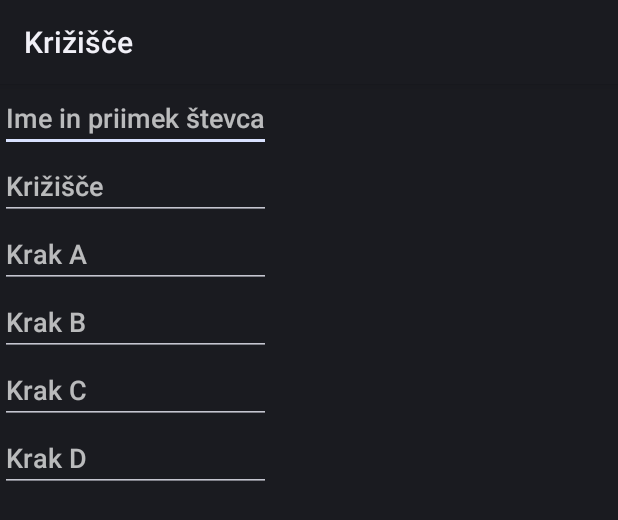
After one commit to majcn/android-crossroad, an Android app: the layout dialog_names.xml on its own in the app's theme, with its tools: preview values and no code run, on a phone screen of 412 x 824 dp. The commit adds this screen. Shown: the top 520 px of the screen. Run offline under Robolectric (Android 15) with nearby library versions, the phone set to English and light mode, and no system bars.

Commit message:
change icon, name roads,...

```diff
--- a/src/main/AndroidManifest.xml
+++ b/src/main/AndroidManifest.xml
@@ -27,7 +27,8 @@
         </activity>
         <activity
             android:name="si.majcn.krizisce.CrossroadActivity"
-            android:label="@string/title_activity_menu" >
+            android:label="@string/title_activity_menu"
+	    android:screenOrientation="landscape" >
         </activity>
         <activity
             android:name="si.majcn.krizisce.CrossroadChooserActivity"
--- a/src/main/java/si/majcn/krizisce/utils/VehiclePass.java
+++ b/src/main/java/si/majcn/krizisce/utils/VehiclePass.java
@@ -43,6 +43,10 @@ public class VehiclePass {
 	public String getOut() {
 		return out;
 	}
+
+    public String getTime() {
+        return time.format("%H:%M:%S");
+    }
 
 	public String getDateTime() {
 		return time.format("%d.%m.%Y %H:%M:%S");
--- /dev/null
+++ b/src/main/res/layout/dialog_names.xml
@@ -0,0 +1,35 @@
+<LinearLayout xmlns:android="http://schemas.android.com/apk/res/android"
+    android:orientation="vertical"
+    android:layout_width="wrap_content"
+    android:layout_height="wrap_content">
+    <EditText
+        android:id="@+id/name"
+        android:layout_width="match_parent"
+        android:layout_height="wrap_content"
+        android:hint="Ime in priimek števca" />
+    <EditText
+        android:id="@+id/locationName"
+        android:layout_width="match_parent"
+        android:layout_height="wrap_content"
+        android:hint="Križišče" />
+    <EditText
+        android:id="@+id/krakA"
+        android:layout_width="match_parent"
+        android:layout_height="wrap_content"
+        android:hint="Krak A" />
+    <EditText
+        android:id="@+id/krakB"
+        android:layout_width="match_parent"
+        android:layout_height="wrap_content"
+        android:hint="Krak B" />
+    <EditText
+        android:id="@+id/krakC"
+        android:layout_width="match_parent"
+        android:layout_height="wrap_content"
+        android:hint="Krak C" />
+    <EditText
+        android:id="@+id/krakD"
+        android:layout_width="match_parent"
+        android:layout_height="wrap_content"
+        android:hint="Krak D" />
+</LinearLayout>
--- a/src/main/res/values/strings.xml
+++ b/src/main/res/values/strings.xml
@@ -2,7 +2,7 @@
 <resources>
 
     <string name="app_name">Križišče</string>
-    <string name="action_reset">Resetiraj števce</string>
+    <string name="action_reset">Ponastavi števce</string>
     <string name="action_save_report">Shrani poročilo</string>
     <string name="title_activity_menu">MenuActivity</string>
     <string name="action_settings">Settings</string>
```
Also changed, not shown: src/main/java/si/majcn/krizisce/CrossroadActivity.java (+70 -20 lines), src/main/java/si/majcn/krizisce/utils/CrossroadInfo.java (added, +41 -0 lines), src/main/res/drawable/ic_launcher.png.
